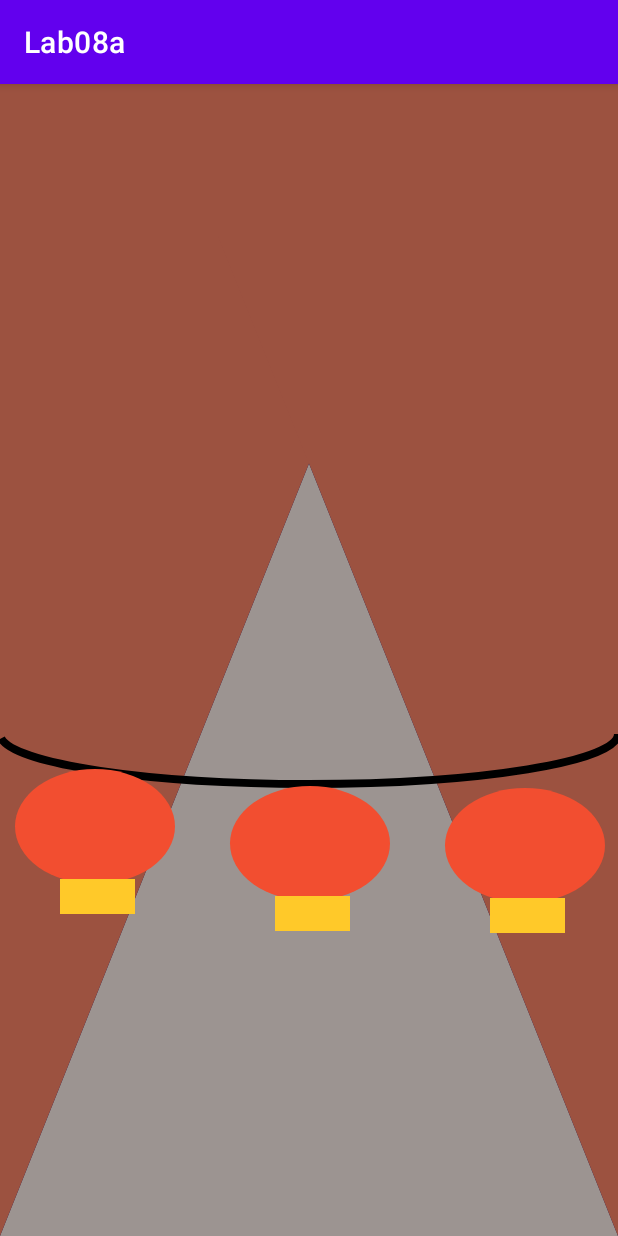
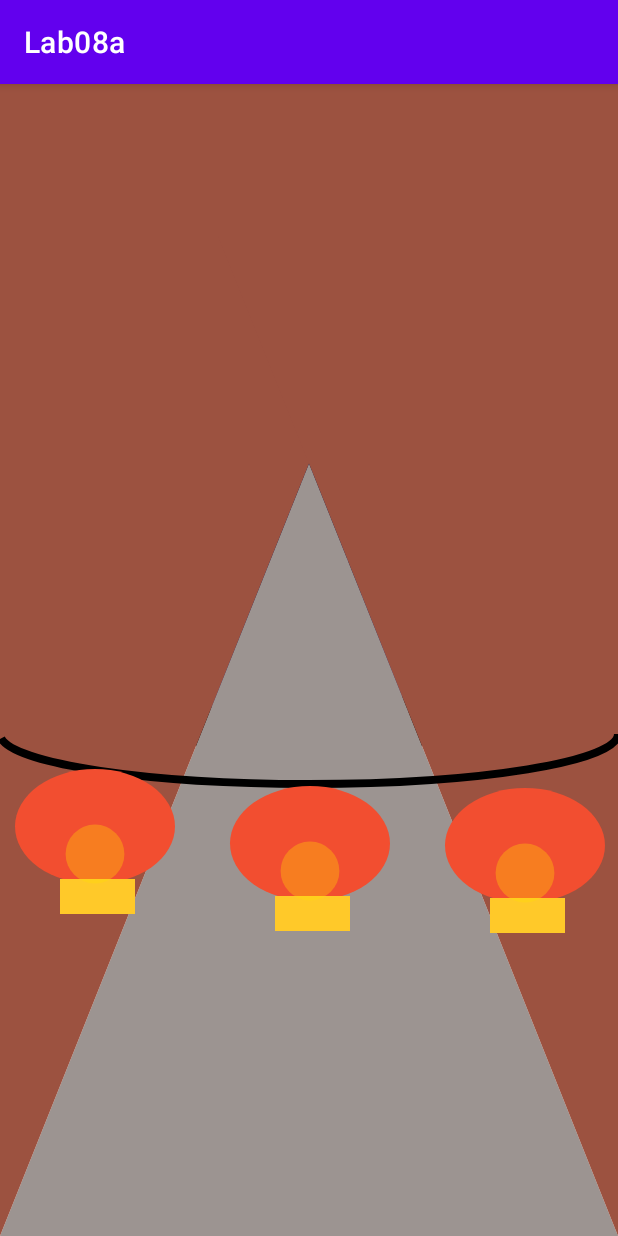
Before and after one commit to mmz7/Lab08a, an Android app: the screen it shows after launch (MainActivity), on a phone screen of 412 x 824 dp. Run offline under Robolectric (Android 15) with nearby library versions, the phone set to English and light mode, and no system bars.

Commit message:
lantern light

```diff
--- a/app/src/main/java/com/zhangmegan/lab08a/DrawView.java
+++ b/app/src/main/java/com/zhangmegan/lab08a/DrawView.java
@@ -19,12 +19,17 @@ public class DrawView extends View {
     Paint red = new Paint();
     Paint gold = new Paint();
     Paint curve = new Paint();
+    Paint star = new Paint();
+    Paint street = new Paint();
     int linex = 0;
     int liney = 600;
     int ovalWidth = 160;
-    int y = 400, dY = 1;
-    int x = getWidth(), dX = 2;
-
+    int y = 600;
+    float rad = 28;
+    int alpha = 70;
+    double dY = 0.5, dR = 0.2;
+    int x = 0, dX = 3, dA = 2;
+    float[][] snow = new float[100][100];
 
     public DrawView(Context context, @Nullable AttributeSet attrs) {
         super(context, attrs);
@@ -35,7 +40,6 @@ public class DrawView extends View {
         super.onDraw(canvas);
 
         //start
-        Paint star = new Paint();
         star.setColor(Color.WHITE);
         canvas.drawCircle(x, y, 4, star);
 
@@ -45,7 +49,7 @@ public class DrawView extends View {
         myPath.lineTo(400, getHeight()-1000);
         myPath.lineTo(getWidth()-400, getHeight()-1000);
         myPath.lineTo(getWidth(), getHeight());
-        Paint street = new Paint();
+
         street.setColor(Color.parseColor("#9c9491"));
         canvas.drawPath(myPath, street);
 
@@ -100,8 +104,25 @@ public class DrawView extends View {
         canvas.drawRect(r4, gold);
         canvas.drawRect(r5, gold);
 
+        Paint light = new Paint();
+        light.setColor(Color.parseColor("#ffdd00"));
+        light.setAlpha(alpha);
+        canvas.drawCircle(95, liney+170, rad, light);
+        canvas.drawCircle(310, liney+187, rad, light);
+        canvas.drawCircle(525,liney+189, rad, light);
+        canvas.drawCircle(740, liney+187, rad, light);
+        canvas.drawCircle(955, liney+170, rad, light);
+
+        for(int i = 0; i < snow.length; i++)
+
         y-= dY;
         x+= dX;
+        if(rad < 28 || rad >= 32)
+            dR = -dR;
+        rad += dR;
+        if(alpha < 70 || alpha >= 110)
+            dA = -dA;
+        alpha += dA;
         invalidate();
 
     }
--- /dev/null
+++ b/app/src/main/java/com/zhangmegan/lab08a/Snow.java
@@ -0,0 +1,21 @@
+package com.zhangmegan.lab08a;
+
+import android.graphics.Canvas;
+import android.graphics.Paint;
+import android.view.View;
+
+public class Snow {
+    Canvas canvas;
+    float centerx, centery, radius;
+    public Snow(float cx, float cy, float r, Canvas c) {
+        canvas = c;
+        centerx = cx;
+        centery = cy;
+        radius = r;
+    }
+
+    public void drawSnow(Paint paint) {
+        canvas.drawCircle(centerx, centery, radius, paint);
+    }
+
+}
--- a/app/src/main/res/layout/activity_main.xml
+++ b/app/src/main/res/layout/activity_main.xml
@@ -4,8 +4,15 @@
     xmlns:tools="http://schemas.android.com/tools"
     android:layout_width="match_parent"
     android:layout_height="match_parent"
-    tools:context=".MainActivity"
-    android:background="#1c1652">
+    tools:context=".MainActivity">
+    <ImageView
+        android:layout_width="800dp"
+        android:layout_height="0dp"
+        app:layout_constraintRight_toRightOf="parent"
+        app:layout_constraintLeft_toLeftOf="parent"
+        app:layout_constraintTop_toTopOf="parent"
+        android:src="@drawable/starrysky"
+        />
     <view
         class = "com.zhangmegan.lab08a.DrawView"
         android:layout_width="wrap_content"
```
Also changed, not shown: app/src/main/res/drawable/starrysky.jpg (added).
